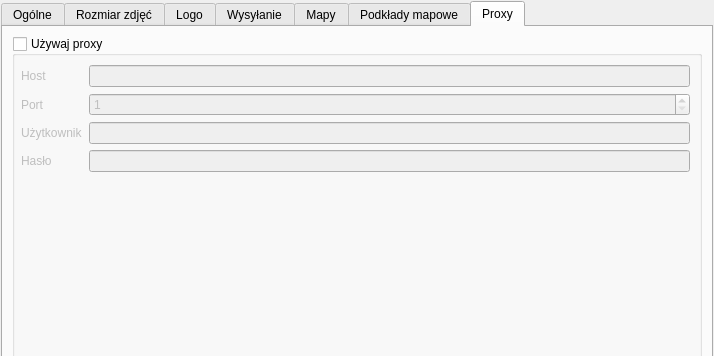
Qt form src/settings/settingsdialog.ui (fotorelacjonusz/classic) before a commit; both pictures show x 0 to 714 and y 0 to 356 of the 714 by 563 pixel window.
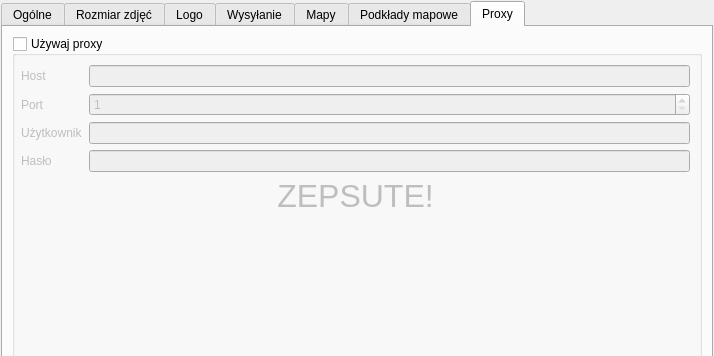
The same form after that commit. The open tabs and pages were chosen to show the change. Icons and pictures are not drawn. Custom widgets are drawn as their Qt base class.

Commit message:
Disable saving proxy settings
Something is terribly wrong with settings, proxy settings in particular.
Saving them crashes a whole application.

- Skip saving proxy settings.
- Add some label which informs that they work no longer.

Diff of the .ui file:
```diff
--- a/src/settings/settingsdialog.ui
+++ b/src/settings/settingsdialog.ui
@@ -1169,6 +1169,21 @@
             </property>
            </widget>
           </item>
+          <item row="5" column="0" colspan="2">
+           <widget class="QLabel" name="label">
+            <property name="font">
+             <font>
+              <pointsize>24</pointsize>
+             </font>
+            </property>
+            <property name="text">
+             <string>ZEPSUTE!</string>
+            </property>
+            <property name="alignment">
+             <set>Qt::AlignCenter</set>
+            </property>
+           </widget>
+          </item>
          </layout>
         </widget>
        </item>
```
The commit also changes 1 other file.
